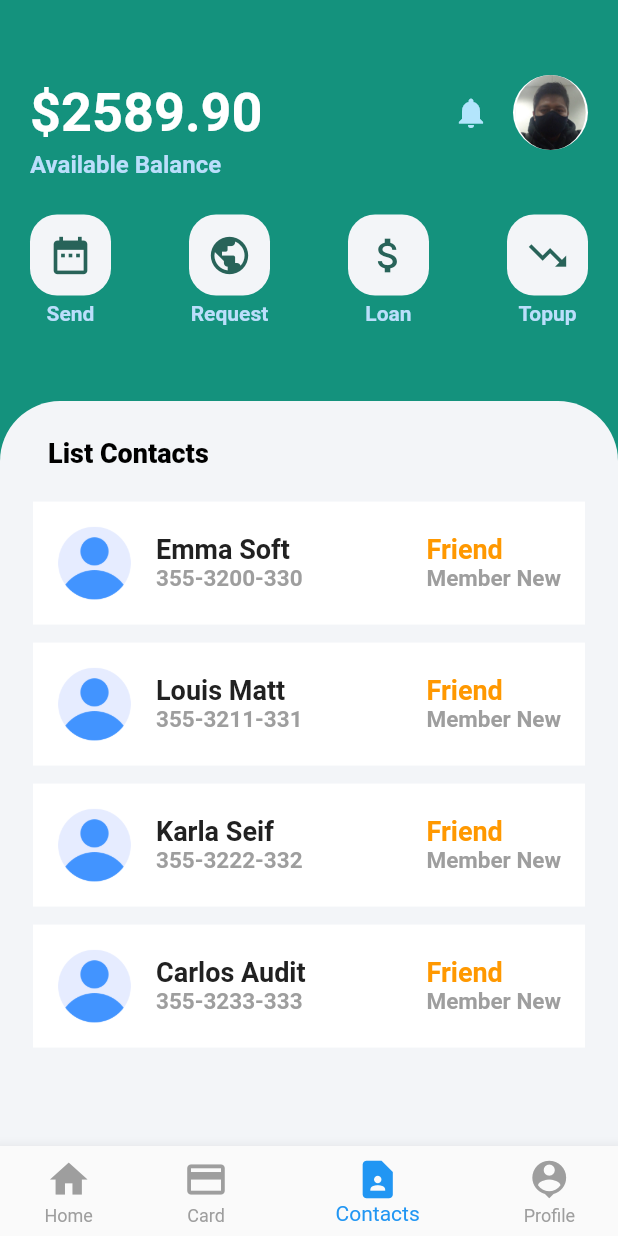
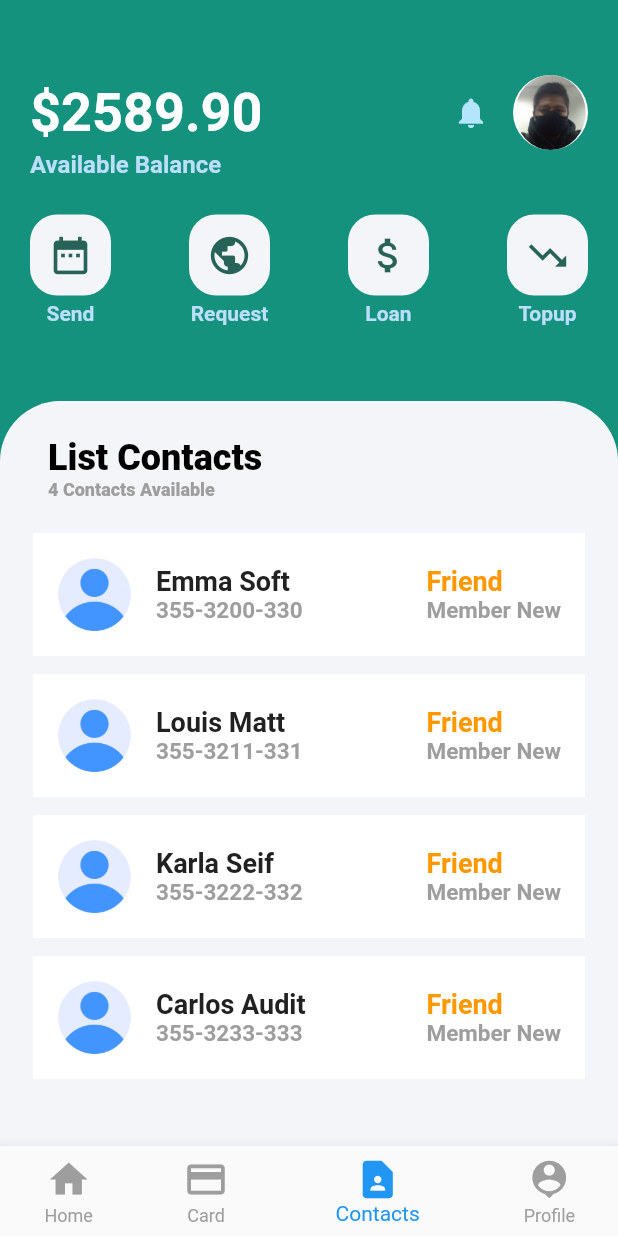
Before and after one commit to ProgrammerAuditore/proyecto-final, a Flutter app: the screen it shows after launch, item 3 of the bottom bar chosen, on a phone screen of 412 x 824 dp. Run offline on Flutter 3.47's test engine with Material 2 defaults, Android fonts, the phone set to English and light mode, and no system bars.

Commit message:
*** dev : Se modifico el contenido para Contacts

```diff
--- a/lib/l10n/intl_en.arb
+++ b/lib/l10n/intl_en.arb
@@ -34,6 +34,7 @@
 
 
     "pageContactsContentTitulo": "List Contacts",
+    "pageContactsContentSubTitulo": "4 Contacts Available",
     "pageContactsContentTipo": "Friend",
     "pageContactsContentEstado": "Member New",
 
--- a/lib/l10n/intl_es.arb
+++ b/lib/l10n/intl_es.arb
@@ -34,6 +34,7 @@
 
 
     "pageContactsContentTitulo": "Lista de contactos",
+    "pageContactsContentSubTitulo": "4 contactos disponibles",
     "pageContactsContentTipo": "Amigo",
     "pageContactsContentEstado": "Nuevo miembro",
 
--- a/lib/pages/Contacts/ContactsContent.dart
+++ b/lib/pages/Contacts/ContactsContent.dart
@@ -17,13 +17,25 @@ class ContactsContent extends StatelessWidget {
           child: Row(
             mainAxisAlignment: MainAxisAlignment.spaceBetween,
             children: <Widget>[
-              Text(
-                S.of(context).pageContactsContentTitulo,
-                style: TextStyle(
-                    fontWeight: FontWeight.w900,
-                    fontSize: 18,
-                    color: Colors.black),
-              )
+              Column(
+                crossAxisAlignment: CrossAxisAlignment.start,
+                children: <Widget>[
+                  Text(
+                    S.of(context).pageContactsContentTitulo,
+                    style: TextStyle(
+                        fontWeight: FontWeight.w900,
+                        fontSize: 24,
+                        color: Colors.black),
+                  ),
+                  Text(
+                    S.of(context).pageContactsContentSubTitulo,
+                    style: TextStyle(
+                        fontWeight: FontWeight.w900,
+                        fontSize: 12,
+                        color: Colors.grey),
+                  ),
+                ],
+              ),
             ],
           ),
           padding: EdgeInsets.symmetric(horizontal: 32),
```
Also changed, not shown: lib/generated/intl/messages_en.dart, lib/generated/intl/messages_es.dart, lib/generated/l10n.dart.
